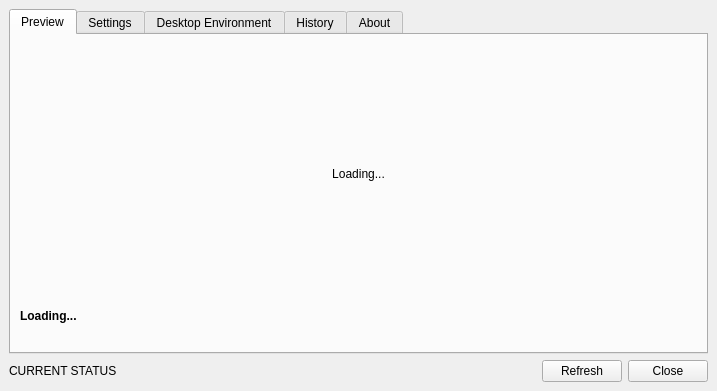
Old version of the form ui/mainwindow.ui in the repository se0siris/bing-wallpaper-changer.
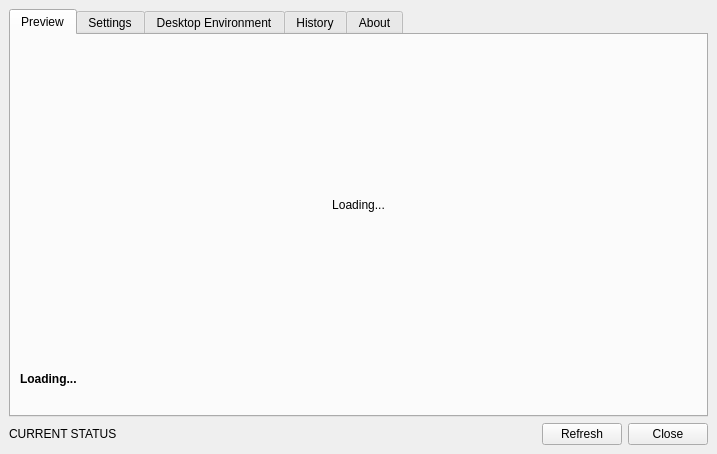
New version of the form. Icons and pictures are not drawn. Custom widgets are drawn as their Qt base class.

Diff of the .ui file:
```diff
--- a/ui/mainwindow.ui
+++ b/ui/mainwindow.ui
@@ -7,7 +7,7 @@
     <x>0</x>
     <y>0</y>
     <width>717</width>
-    <height>391</height>
+    <height>454</height>
    </rect>
   </property>
   <property name="windowTitle">
```
Left out of the diff: 5 changed lines with no effect on the pictures.
